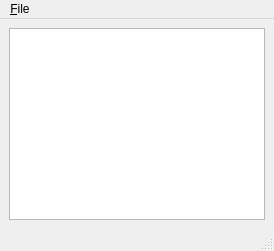
drustan-hawk/glowing-octo-robot, file src/image_partition/ui/main_window.ui: the form before one commit.
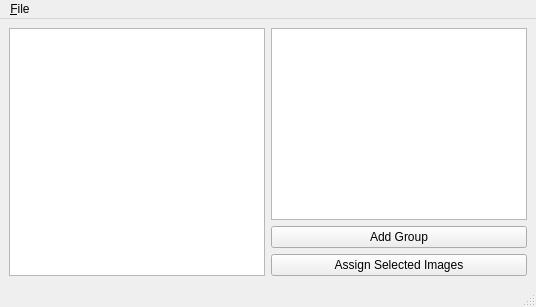
The form after the commit.

Commit message: feat: enable assigning images to multiple groups

The edit to the form file:
```diff
--- a/src/image_partition/ui/main_window.ui
+++ b/src/image_partition/ui/main_window.ui
@@ -6,7 +6,7 @@
    <string>Image Partitioner</string>
   </property>
   <widget class="QWidget" name="centralwidget">
-   <layout class="QVBoxLayout" name="verticalLayout">
+     <layout class="QHBoxLayout" name="horizontalLayout">
     <item>
      <widget class="QListWidget" name="listWidget">
       <property name="viewMode">
@@ -23,6 +23,31 @@
       </property>
      </widget>
     </item>
+      <item>
+       <layout class="QVBoxLayout" name="groupLayout">
+        <item>
+         <widget class="QListWidget" name="groupListWidget">
+          <property name="selectionMode">
+           <enum>QAbstractItemView::ExtendedSelection</enum>
+          </property>
+         </widget>
+        </item>
+        <item>
+         <widget class="QPushButton" name="addGroupButton">
+          <property name="text">
+           <string>Add Group</string>
+          </property>
+         </widget>
+        </item>
+        <item>
+         <widget class="QPushButton" name="assignButton">
+          <property name="text">
+           <string>Assign Selected Images</string>
+          </property>
+         </widget>
+        </item>
+       </layout>
+      </item>
    </layout>
   </widget>
     <widget class="QMenuBar" name="menubar">
```
Lines whose indentation alone changed are shown as unchanged. The commit also changes 3 other files.
